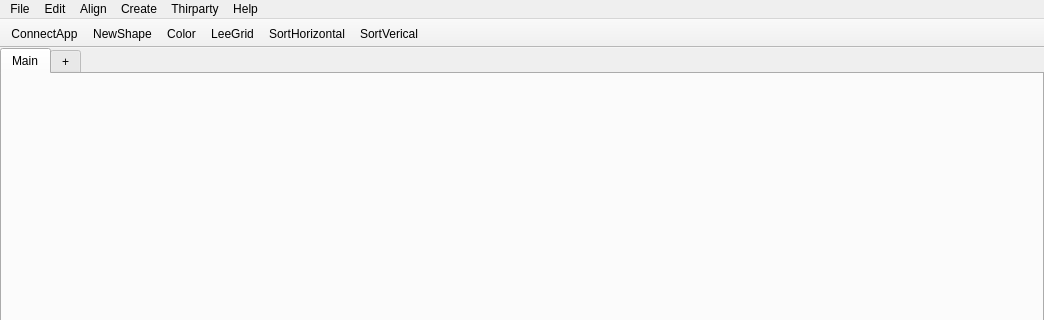
Above: ui/leePicker.ui from leetdvn/LeePickerX before the change; both pictures show x 0 to 1044 and y 0 to 320 of the 1044 by 630 pixel window. Below: the same form after it.
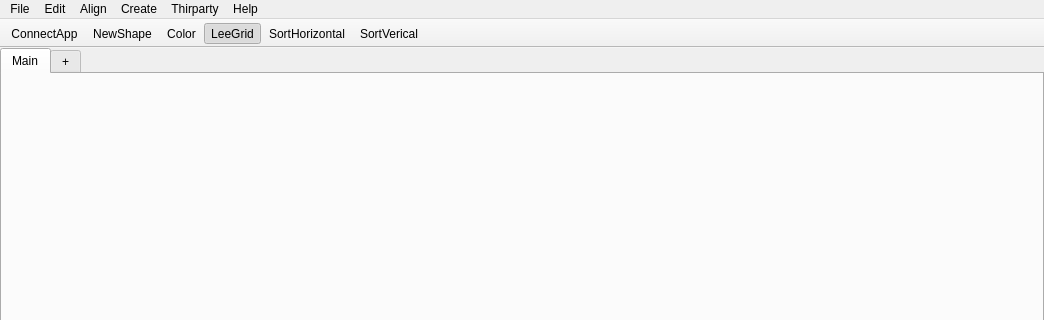
That is the form after the change. Icons and pictures are not drawn.

What changed in the file:
```diff
--- a/ui/leePicker.ui
+++ b/ui/leePicker.ui
@@ -378,6 +378,9 @@
    <property name="checkable">
     <bool>true</bool>
    </property>
+   <property name="checked">
+    <bool>true</bool>
+   </property>
    <property name="icon">
     <iconset>
      <normalon>:/icons/lpGrid.png</normalon>
```
Left out of the diff: 6 changed lines with no effect on the pictures.
